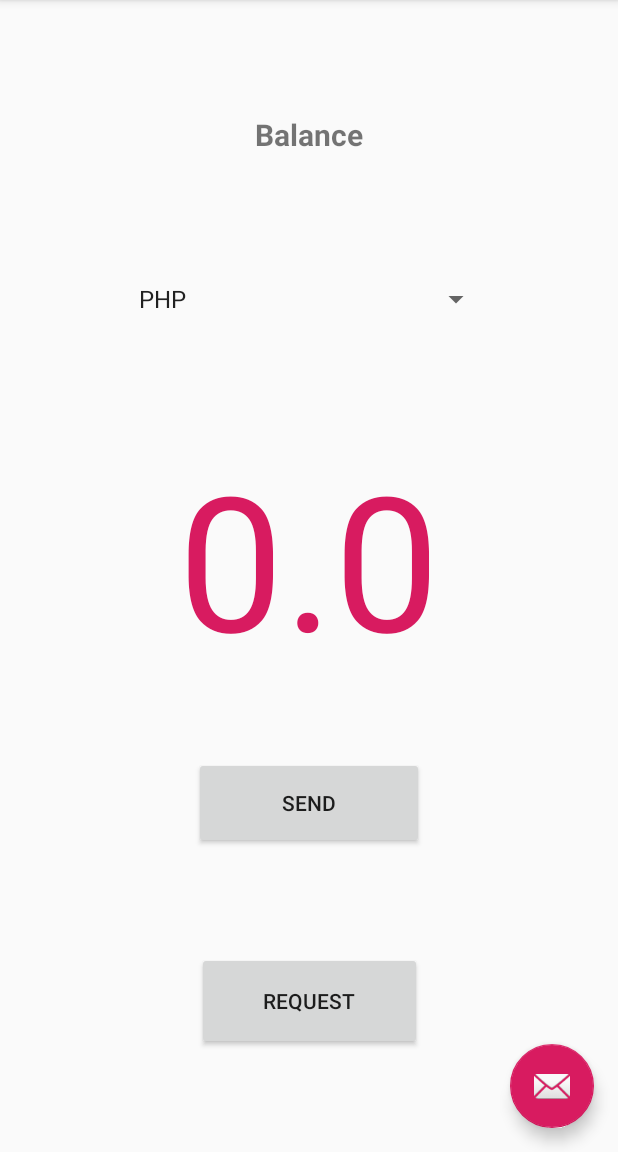
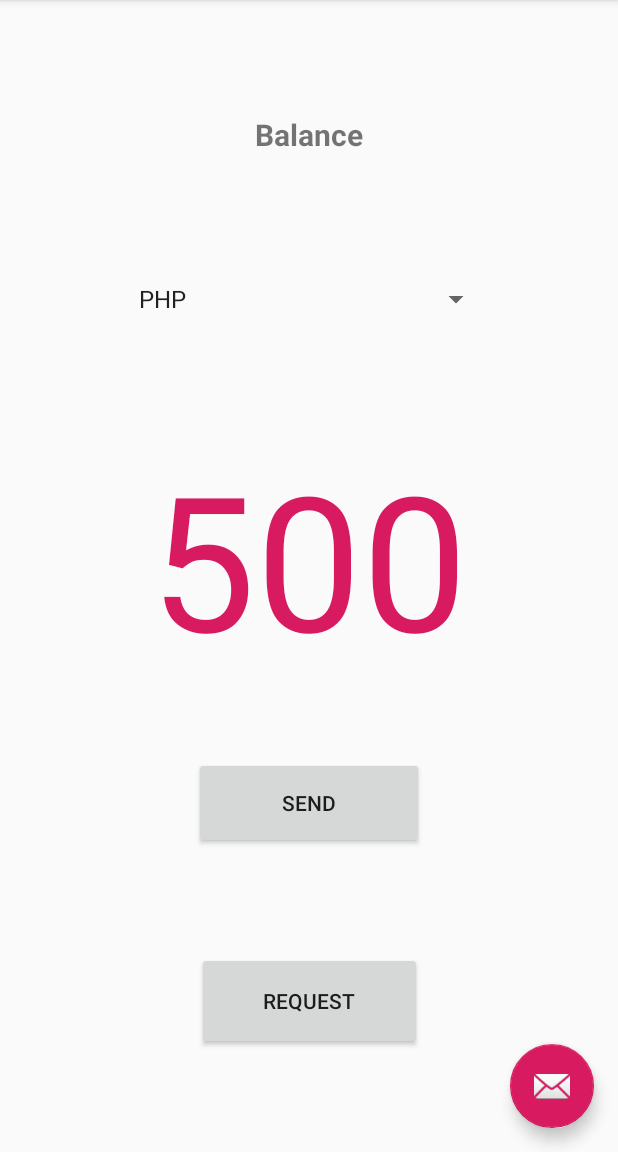
Before and after one commit to scalpovich/payoff, an Android app: the MainActivity screen opened directly, with no data from a screen before it, in the side drawer, after a tap on "Slideshow", on a phone screen of 412 x 824 dp, the part 84-1236 px from its top. Run offline under Robolectric (Android 15) with nearby library versions, the phone set to English and light mode, and no system bars; 2 statements that could not run were skipped.

Commit message:
Code for sending data

```diff
--- a/app/src/main/java/com/finastra/payments/payoff/MainActivity.java
+++ b/app/src/main/java/com/finastra/payments/payoff/MainActivity.java
@@ -1,6 +1,8 @@
 package com.finastra.payments.payoff;
 
+import android.content.Context;
 import android.content.Intent;
+import android.net.wifi.WifiManager;
 import android.os.Bundle;
 import android.view.View;
 import android.support.design.widget.NavigationView;
@@ -18,12 +20,14 @@ import android.widget.Spinner;
 public class MainActivity extends AppCompatActivity
         implements NavigationView.OnNavigationItemSelectedListener{
 
+    WifiManager wifiManager;
 
     @Override
     protected void onCreate(Bundle savedInstanceState) {
         super.onCreate(savedInstanceState);
         setContentView(R.layout.activity_main);
         init();
+        enableWifi();
     }
 
     public void init() {
@@ -32,6 +36,7 @@ public class MainActivity extends AppCompatActivity
         Toolbar toolbar = (Toolbar) findViewById(R.id.toolbar);
         setSupportActionBar(toolbar);
 
+        //Foreign currencies
         Spinner spinner = findViewById(R.id.spr_currencies);
         ArrayAdapter<CharSequence> adapter = ArrayAdapter.createFromResource(this,
                 R.array.currency_array, android.R.layout.simple_spinner_item);
@@ -40,6 +45,7 @@ public class MainActivity extends AppCompatActivity
         // Apply the adapter to the spinner
         spinner.setAdapter(adapter);
 
+        //Side Menu
         DrawerLayout drawer = (DrawerLayout) findViewById(R.id.drawer_layout);
         ActionBarDrawerToggle toggle = new ActionBarDrawerToggle(
                 this, drawer, toolbar, R.string.navigation_drawer_open, R.string.navigation_drawer_close);
@@ -48,6 +54,12 @@ public class MainActivity extends AppCompatActivity
 
         NavigationView navigationView = (NavigationView) findViewById(R.id.nav_view);
         navigationView.setNavigationItemSelectedListener(this);
+
+    }
+
+    public void enableWifi() {
+        wifiManager = (WifiManager) getApplicationContext().getSystemService(Context.WIFI_SERVICE);
+        wifiManager.setWifiEnabled(true);
     }
 
 
--- a/app/src/main/java/com/finastra/payments/payoff/SendPaymentActivity.java
+++ b/app/src/main/java/com/finastra/payments/payoff/SendPaymentActivity.java
@@ -10,6 +10,7 @@ import android.net.wifi.p2p.WifiP2pDevice;
 import android.net.wifi.p2p.WifiP2pDeviceList;
 import android.net.wifi.p2p.WifiP2pInfo;
 import android.net.wifi.p2p.WifiP2pManager;
+import android.os.Handler;
 import android.support.v7.app.AppCompatActivity;
 import android.os.Bundle;
 import android.util.Log;
@@ -22,65 +23,90 @@ import android.widget.Toast;
 
 import com.finastra.payments.wifidirect.WiFiDirectBroadcastReceiver;
 
+import java.io.BufferedReader;
+import java.io.BufferedWriter;
+import java.io.IOException;
+import java.io.InputStreamReader;
+import java.io.OutputStreamWriter;
+import java.io.PrintWriter;
+import java.net.InetAddress;
 import java.net.ServerSocket;
 import java.net.Socket;
+import java.net.UnknownHostException;
 import java.util.ArrayList;
 import java.util.List;
 
 public class SendPaymentActivity extends AppCompatActivity
-    implements WifiP2pManager.PeerListListener , WifiP2pManager.ConnectionInfoListener {
+        implements WifiP2pManager.PeerListListener, WifiP2pManager.ConnectionInfoListener {
 
+    //Android components
+    private LinearLayout parentLinearLayout;
+    TextView amountToReceive;
+    TextView currentBalance;
+
+
+    //Server instance variables
     private ServerSocket serverSocket;
+    Handler updateBalanceHandler;
     Thread serverThread = null;
     public static final int SERVERPORT = 6000;
     private static String SERVER_IP;
     private Socket socket;
-    public String amountToSend="";
 
     //Instance variables
-    private LinearLayout parentLinearLayout;
+    private boolean owner;
 
+    //WifiDirect variables
+    WifiManager wifiManager;
     WifiP2pManager wifiP2pManager;
     WifiP2pManager.Channel channel;
     BroadcastReceiver broadcastReceiver;
     IntentFilter intentFilter;
-    ListView discoveredPeersList;
-    WifiManager wifiManager;
 
     List<WifiP2pDevice> peers = new ArrayList<WifiP2pDevice>();
     String[] deviceNameArray;
     WifiP2pDevice[] deviceArray;
 
 
+
     @Override
     protected void onCreate(Bundle savedInstanceState) {
         super.onCreate(savedInstanceState);
         setContentView(R.layout.activity_send);
+        init();
+        initWifiDirectComponents();
+
         Intent intent = getIntent();
+
+        owner = intent.getBooleanExtra("Owner?", false);
+        SERVER_IP = intent.getStringExtra("Owner Address");
+        amountToReceive = findViewById(R.id.idAmountToSend);
+        currentBalance = findViewById(R.id.homeCurrentBal);
+        updateBalanceHandler = new Handler();
+
+        Log.i("CURRRENT BAL",currentBalance.getText().toString());
+        Log.i("SERVER_IP",SERVER_IP);
+
+        if (owner) {
+            this.serverThread = new Thread(new ServerThread());
+            this.serverThread.start();
+        } else {
+            new Thread(new ClientThread()).start();
+        }
+    }
+
+    public void init () {
         parentLinearLayout = findViewById(R.id.discoveredPeers);
-        SERVER_IP = intent.getStringExtra("Owner Address");
-        amountToSend ="";
-        initWifiDirectComponents();
-        wifiP2pManager.discoverPeers(channel,new WifiP2pManager.ActionListener(){
-            @Override
-            public void onSuccess() {
-                Toast.makeText(getApplicationContext(), "Discovery started", Toast.LENGTH_SHORT).show();
-            }
-
-            @Override
-            public void onFailure(int i) {
-                Toast.makeText(getApplicationContext(), "Discovery starting failed", Toast.LENGTH_SHORT).show();
-            }
-        });
     }
 
 
     public void onSendPayment(View v) {
         TextView amountToSend = findViewById(R.id.idAmountToSend);
-        TextView availableBalance = findViewById(R.id.idAvailableBalance);
+        TextView availableBalance = findViewById(R.id.idCurrentBalance);
         String amountToSendStr = amountToSend.getText() + "";
-        if(!amountToSendStr.equals("")) {
-            String eWalletAmountStr = availableBalance.getText() +"";
+        String newBalanceString = "";
+        if (!amountToSendStr.equals("")) {
+            String eWalletAmountStr = availableBalance.getText() + "";
             double oldValue = Double.parseDouble(eWalletAmountStr);
             double subtractedValue = Double.parseDouble(amountToSendStr);
             if (subtractedValue > oldValue) {
@@ -90,7 +116,20 @@ public class SendPaymentActivity extends AppCompatActivity
                 Toast.makeText(context, text, duration).show();
             } else {
                 double newBalance = oldValue - subtractedValue;
-                availableBalance.setText(newBalance + "");
+                newBalanceString = newBalance + "";
+                availableBalance.setText(newBalanceString);
+            }
+            try {
+                PrintWriter out = new PrintWriter(new BufferedWriter(
+                        new OutputStreamWriter(socket.getOutputStream()
+                        )), true);
+                out.println(newBalanceString);
+            } catch (UnknownHostException e) {
+                e.printStackTrace();
+            } catch (IOException e) {
+                e.printStackTrace();
+            } catch (Exception e) {
+                e.printStackTrace();
             }
         } else {
             Context context = getApplicationContext();
@@ -104,14 +143,24 @@ public class SendPaymentActivity extends AppCompatActivity
     public void initWifiDirectComponents() {
         wifiManager = (WifiManager) getApplicationContext().getSystemService(Context.WIFI_SERVICE);
         wifiP2pManager = (WifiP2pManager) getSystemService(Context.WIFI_P2P_SERVICE);
-        channel = wifiP2pManager.initialize(this,getMainLooper(),null);
-        broadcastReceiver = new WiFiDirectBroadcastReceiver(wifiP2pManager,channel,this);
+        channel = wifiP2pManager.initialize(this, getMainLooper(), null);
+        broadcastReceiver = new WiFiDirectBroadcastReceiver(wifiP2pManager, channel, this);
         intentFilter = new IntentFilter();
         intentFilter.addAction(WifiP2pManager.WIFI_P2P_STATE_CHANGED_ACTION);
         intentFilter.addAction(WifiP2pManager.WIFI_P2P_PEERS_CHANGED_ACTION);
         intentFilter.addAction(WifiP2pManager.WIFI_P2P_CONNECTION_CHANGED_ACTION);
         intentFilter.addAction(WifiP2pManager.WIFI_P2P_THIS_DEVICE_CHANGED_ACTION);
-        wifiManager.setWifiEnabled(true);
+        wifiP2pManager.discoverPeers(channel, new WifiP2pManager.ActionListener() {
+            @Override
+            public void onSuccess() {
+                Toast.makeText(getApplicationContext(), "Discovery started", Toast.LENGTH_SHORT).show();
+            }
+
+            @Override
+            public void onFailure(int i) {
+                Toast.makeText(getApplicationContext(), "Discovery starting failed", Toast.LENGTH_SHORT).show();
+            }
+        });
     }
 
     @Override
@@ -146,7 +195,7 @@ public class SendPaymentActivity extends AppCompatActivity
     @Override
     public void onResume() {
         super.onResume();
-        registerReceiver(broadcastReceiver,intentFilter);
+        registerReceiver(broadcastReceiver, intentFilter);
     }
 
     @Override
@@ -160,8 +209,8 @@ public class SendPaymentActivity extends AppCompatActivity
     //and the configuration information of this device.
     public void onConnectToPeer(View v) {
         Integer position = (Integer) v.getTag();
-        Log.i("Item Selected",position+"");
-        final WifiP2pDevice deviceToConnect = peers.get(position-1);
+        Log.i("Item Selected", position + "");
+        final WifiP2pDevice deviceToConnect = peers.get(position - 1);
         WifiP2pConfig config = new WifiP2pConfig();
         config.deviceAddress = deviceToConnect.deviceAddress;
         // config.groupOwnerIntent = 15;
@@ -169,13 +218,13 @@ public class SendPaymentActivity extends AppCompatActivity
             // If the connection is successful, we switch to chat.
             @Override
             public void onSuccess() {
-                Toast.makeText(getApplicationContext(), "Successfully connected to " +deviceToConnect.deviceName, Toast.LENGTH_SHORT).show();
+                Toast.makeText(getApplicationContext(), "Successfully connected to " + deviceToConnect.deviceName, Toast.LENGTH_SHORT).show();
             }
 
             //If the connection cannot be established, the error code is printed here.
             @Override
             public void onFailure(int reason) {
-                Toast.makeText(getApplicationContext(), "Unable to connect " +reason, Toast.LENGTH_SHORT).show();
+                Toast.makeText(getApplicationContext(), "Unable to connect " + reason, Toast.LENGTH_SHORT).show();
             }
         });
     }
@@ -186,13 +235,13 @@ public class SendPaymentActivity extends AppCompatActivity
         // When the connection is established, which device is controlled by the group owner. If you own the group we
         // We are sending you to the chat screen, we switch to the chat screen from the home screen.
         // If the other device is a group owner, we will send the address of the group owner to the chat screen.
-        if (wifiP2pInfo.isGroupOwner){
+        if (wifiP2pInfo.isGroupOwner) {
             Toast.makeText(getApplicationContext(), "Yay I am the owner host!!", Toast.LENGTH_LONG).show();
             // Intent chatIntent = new Intent(MainActivity.this, ChatActivity.class);
             //chatIntent.putExtra("Owner?",true); //Grup sahibi benim!
             //MainActivity.this.startActivity(chatIntent);
         } else {
-            Toast.makeText(getApplicationContext(), "The owner is client: "+
+            Toast.makeText(getApplicationContext(), "The owner is client: " +
                     wifiP2pInfo.groupOwnerAddress.getHostAddress(), Toast.LENGTH_LONG).show();
             //Intent chatIntent = new Intent(MainActivity.this, ChatActivity.class);
             //chatIntent.putExtra("Owner?",false); //Grup sahibi diğer cihaz :(
@@ -200,4 +249,79 @@ public class SendPaymentActivity extends AppCompatActivity
             // MainActivity.this.startActivity(chatIntent);
         }
     }
+
+    class ServerThread implements Runnable {
+        @Override
+        public void run() {
+            Socket socket = null;
+            try {
+                serverSocket = new ServerSocket(SERVERPORT);
+            } catch (IOException e) {
+                e.printStackTrace();
+            }
+            while (!Thread.currentThread().isInterrupted()) {
+                try {
+                    socket = serverSocket.accept();
+                    CommunicationThread communicationThread = new CommunicationThread(socket);
+                    new Thread(communicationThread).start();
+                } catch (IOException e) {
+                    e.printStackTrace();
+                }
+            }
+        }
+    }
+
+    class CommunicationThread implements Runnable {
+        private Socket clientSocket;
+        private BufferedReader input;
+
+        public CommunicationThread(Socket clientSocket) {
+            this.clientSocket = clientSocket;
+            try {
+                this.input = new BufferedReader(new InputStreamReader(this.clientSocket.getInputStream()));
+            } catch (IOException e) {
+                e.printStackTrace();
+            }
+        }
+
+        @Override
+        public void run() {
+            while (!Thread.currentThread().isInterrupted()) {
+                try {
+                    String read = input.readLine();
+                    updateBalanceHandler.post(new UpdateUIThread(read));
+                } catch (IOException e) {
+                    e.printStackTrace();
+                }
+            }
+        }
+    }
+
+    class UpdateUIThread implements Runnable {
+        private String newBalance;
+
+        public UpdateUIThread(String newBalance) {
+            this.newBalance = newBalance;
+        }
+
+        @Override
+        public void run() {
+            currentBalance.setText(newBalance);
+        }
+    }
+
+    class ClientThread implements Runnable {
+        @Override
+        public void run() {
+            try {
+                InetAddress serverAddress = InetAddress.getByName(SERVER_IP);
+                socket = new Socket(serverAddress, SERVERPORT);
+            } catch (UnknownHostException e) {
+                e.printStackTrace();
+            } catch (IOException e) {
+                e.printStackTrace();
+            }
+        }
+    }
+
 }
--- a/app/src/main/res/layout-v26/content_main.xml
+++ b/app/src/main/res/layout-v26/content_main.xml
@@ -32,10 +32,10 @@
         app:layout_constraintEnd_toEndOf="parent"
         app:layout_constraintHorizontal_bias="0.5"
         app:layout_constraintStart_toStartOf="parent"
-        app:layout_constraintTop_toBottomOf="@+id/availableBal" />
+        app:layout_constraintTop_toBottomOf="@+id/homeCurrentBal" />
 
     <TextView
-        android:id="@+id/idAvailableBalance"
+        android:id="@+id/idCurrentBalance"
         android:layout_width="243dp"
         android:layout_height="42dp"
         android:gravity="center"
@@ -49,7 +49,7 @@
         app:layout_constraintTop_toTopOf="parent" />
 
     <TextView
-        android:id="@+id/availableBal"
+        android:id="@+id/homeCurrentBal"
         android:layout_width="336dp"
         android:layout_height="148dp"
         android:text="@string/availableBal"
@@ -65,10 +65,10 @@
         android:id="@+id/spr_currencies"
         android:layout_width="243dp"
         android:layout_height="41dp"
-        app:layout_constraintBottom_toTopOf="@+id/availableBal"
+        app:layout_constraintBottom_toTopOf="@+id/homeCurrentBal"
         app:layout_constraintEnd_toEndOf="parent"
         app:layout_constraintHorizontal_bias="0.5"
         app:layout_constraintStart_toStartOf="parent"
-        app:layout_constraintTop_toBottomOf="@+id/idAvailableBalance" />
+        app:layout_constraintTop_toBottomOf="@+id/idCurrentBalance" />
 
 </android.support.constraint.ConstraintLayout>
--- a/app/src/main/res/layout/content_main.xml
+++ b/app/src/main/res/layout/content_main.xml
@@ -32,10 +32,10 @@
         app:layout_constraintEnd_toEndOf="parent"
         app:layout_constraintHorizontal_bias="0.5"
         app:layout_constraintStart_toStartOf="parent"
-        app:layout_constraintTop_toBottomOf="@+id/availableBal" />
+        app:layout_constraintTop_toBottomOf="@+id/homeCurrentBal" />
 
     <TextView
-        android:id="@+id/idAvailableBalance"
+        android:id="@+id/idCurrentBalance"
         android:layout_width="243dp"
         android:layout_height="42dp"
         android:gravity="center"
@@ -49,7 +49,7 @@
         app:layout_constraintTop_toTopOf="parent" />
 
     <TextView
-        android:id="@+id/availableBal"
+        android:id="@+id/homeCurrentBal"
         android:layout_width="336dp"
         android:layout_height="148dp"
         android:text="@string/availableBal"
@@ -65,10 +65,10 @@
         android:id="@+id/spr_currencies"
         android:layout_width="243dp"
         android:layout_height="41dp"
-        app:layout_constraintBottom_toTopOf="@+id/availableBal"
+        app:layout_constraintBottom_toTopOf="@+id/homeCurrentBal"
         app:layout_constraintEnd_toEndOf="parent"
         app:layout_constraintHorizontal_bias="0.5"
         app:layout_constraintStart_toStartOf="parent"
-        app:layout_constraintTop_toBottomOf="@+id/idAvailableBalance" />
+        app:layout_constraintTop_toBottomOf="@+id/idCurrentBalance" />
 
 </android.support.constraint.ConstraintLayout>
--- a/app/src/main/res/values-v21/strings.xml
+++ b/app/src/main/res/values-v21/strings.xml
@@ -12,7 +12,7 @@
     <string name="inputAmount">Enter Amount Here</string>
     <string name="buttonRequest">REQUEST</string>
     <string name="wifiOnOff">Wifi</string>
-    <string name="availableBal">0.0</string>
+    <string name="availableBal">500</string>
     <string name="lbl_availableBalance">Balance</string>
     <string name="delete">Del</string>
     <string name="lbl_amtToSend">Amount:</string>
--- a/app/src/main/res/values/strings.xml
+++ b/app/src/main/res/values/strings.xml
@@ -12,7 +12,7 @@
     <string name="buttonRequest">REQUEST</string>
     <string name="wifiOnOff">Wifi</string>
     <string name="lbl_availableBalance">Available Balance</string>
-    <string name="availableBalance">0.0</string>
+    <string name="availableBalance">500</string>
     <string name="delete">Del</string>
     <string name="lbl_amtToSend">Amount:</string>
     <string name="logout">Logout</string>
```
Also changed, not shown: app/src/main/res/layout/activity_send.xml (+4 -4 lines).
